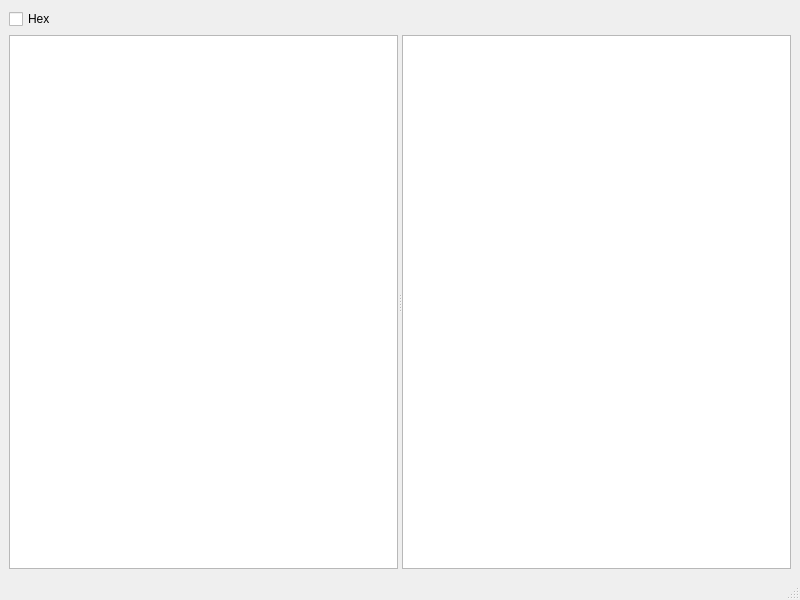
First picture: the form in mainwindow.ui, repository morozanime/notes, before the edit.
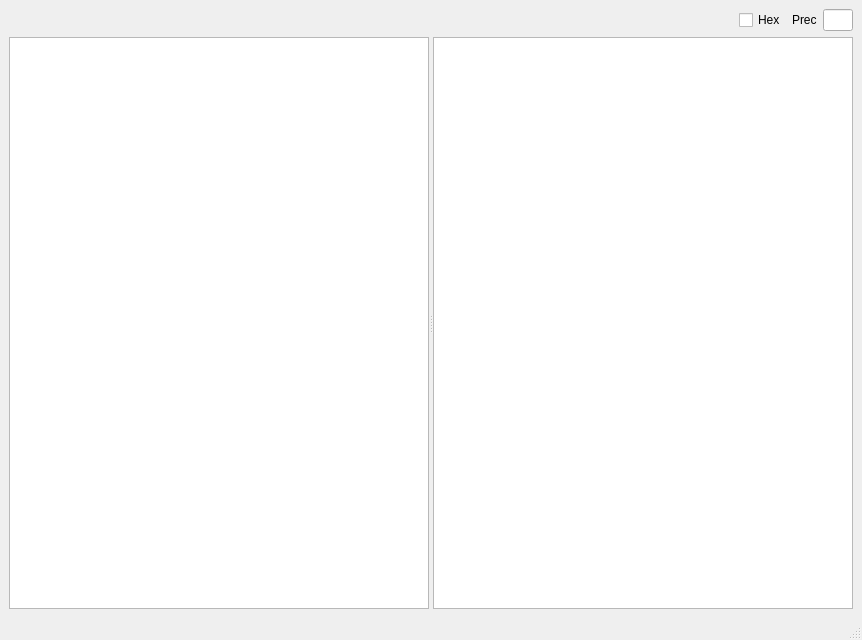
Second picture: the form after the edit.

What changed in the file:
```diff
--- a/mainwindow.ui
+++ b/mainwindow.ui
@@ -6,8 +6,8 @@
    <rect>
     <x>0</x>
     <y>0</y>
-    <width>800</width>
-    <height>600</height>
+    <width>862</width>
+    <height>640</height>
    </rect>
   </property>
   <property name="windowTitle">
@@ -16,11 +16,45 @@
   <widget class="QWidget" name="centralwidget">
    <layout class="QVBoxLayout" name="verticalLayout">
     <item>
-     <widget class="QCheckBox" name="checkBox">
-      <property name="text">
-       <string>Hex</string>
-      </property>
-     </widget>
+     <layout class="QHBoxLayout" name="horizontalLayout">
+      <item>
+       <spacer name="horizontalSpacer">
+        <property name="orientation">
+         <enum>Qt::Horizontal</enum>
+        </property>
+        <property name="sizeHint" stdset="0">
+         <size>
+          <width>40</width>
+          <height>20</height>
+         </size>
+        </property>
+       </spacer>
+      </item>
+      <item>
+       <widget class="QCheckBox" name="checkBox">
+        <property name="text">
+         <string>Hex</string>
+        </property>
+       </widget>
+      </item>
+      <item>
+       <widget class="QLabel" name="label">
+        <property name="text">
+         <string>Prec</string>
+        </property>
+       </widget>
+      </item>
+      <item>
+       <widget class="QLineEdit" name="lineEditPrec0">
+        <property name="maximumSize">
+         <size>
+          <width>30</width>
+          <height>16777215</height>
+         </size>
+        </property>
+       </widget>
+      </item>
+     </layout>
     </item>
     <item>
      <widget class="QSplitter" name="splitter">
```
Left out of the diff: 2 changed lines with no effect on the pictures.
